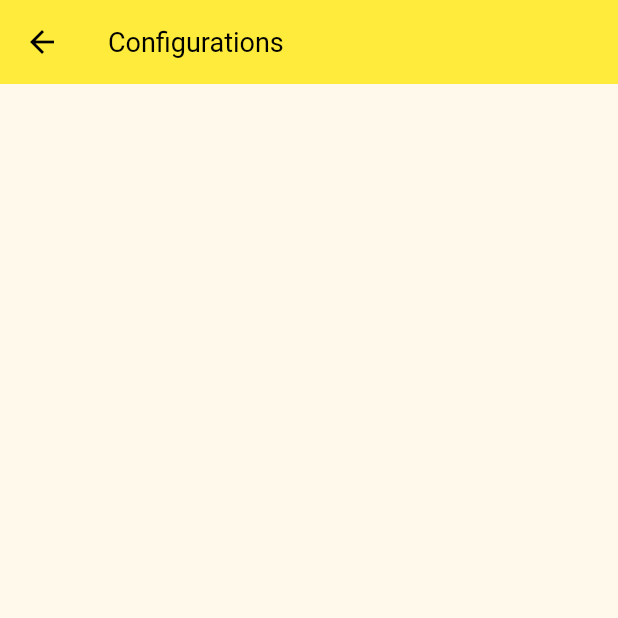
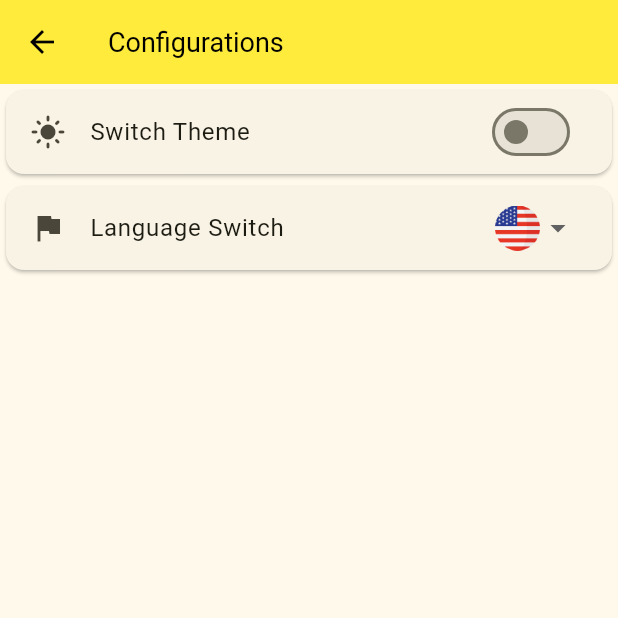
Before and after one commit to mugiwarajeff/finance_gestor, a Flutter app: the ConfigurationsView screen opened by its route, on a phone screen of 412 x 824 dp, the top half of it. Run offline on Flutter 3.47's test engine with Material 2 defaults, Android fonts, the phone set to English and light mode, and no system bars; our stand-ins replace equatable, firebase_core, firebase_crashlytics, flutter_bloc, sqflite; accounts and stored records are empty.

Commit message:
adding theme and configurations switch

```diff
--- /dev/null
+++ b/lib/app/features/configurations/bloc/configurations_cubit.dart
@@ -0,0 +1,35 @@
+import 'package:finance_gestor/app/features/configurations/bloc/configurations_states.dart';
+import 'package:finance_gestor/app/features/configurations/models/available_locale.dart';
+import 'package:flutter/material.dart';
+import 'package:flutter_bloc/flutter_bloc.dart';
+
+class ConfigurationsCubit extends Cubit {
+  bool darkTheme = false;
+
+  List<AvailableLocale> availableLocales = [
+    AvailableLocale(
+        path: "lib/assets/images/flag_usa.png",
+        locale: const Locale("en", "US")),
+    AvailableLocale(
+      path: "lib/assets/images/flag_br.png",
+      locale: const Locale("pt", "BR"),
+    )
+  ];
+
+  late Locale locale;
+
+  ConfigurationsCubit() : super(InitialConfigurationsState()) {
+    locale = availableLocales.first.locale;
+    emit(LoadedConfigurationsState(darkTheme: false, locale: locale));
+  }
+
+  void setDarkTheme(bool newValue) {
+    darkTheme = newValue;
+    emit(LoadedConfigurationsState(darkTheme: darkTheme, locale: locale));
+  }
+
+  void setLocale(Locale newLocale) {
+    locale = newLocale;
+    emit(LoadedConfigurationsState(darkTheme: darkTheme, locale: locale));
+  }
+}
--- /dev/null
+++ b/lib/app/features/configurations/bloc/configurations_states.dart
@@ -0,0 +1,12 @@
+import 'package:flutter/material.dart';
+
+abstract class ConfigurationsState {}
+
+class InitialConfigurationsState extends ConfigurationsState {}
+
+class LoadedConfigurationsState extends ConfigurationsState {
+  final bool darkTheme;
+  final Locale locale;
+
+  LoadedConfigurationsState({required this.darkTheme, required this.locale});
+}
--- a/lib/app/features/configurations/configurations_view.dart
+++ b/lib/app/features/configurations/configurations_view.dart
@@ -1,12 +1,68 @@
+import 'package:finance_gestor/app/features/configurations/bloc/configurations_states.dart';
 import 'package:flutter/material.dart';
+import 'package:flutter_bloc/flutter_bloc.dart';
+import 'package:finance_gestor/app/features/configurations/bloc/configurations_cubit.dart';
 
 class ConfigurationsView extends StatelessWidget {
   const ConfigurationsView({super.key});
 
+  final IconData lightModeIcon = Icons.light_mode;
+  final IconData darkModeIcon = Icons.dark_mode;
+  final IconData flagIcon = Icons.flag;
+  final double flagSize = 30;
   @override
   Widget build(BuildContext context) {
+    final configurationsCubit = BlocProvider.of<ConfigurationsCubit>(context);
+
+    final String appBarTitle = "Configurations";
+    final String themeSwitchText = "Switch Theme";
+    final String languageSwitchText = "Language Switch";
+
     return Scaffold(
-      appBar: AppBar(title: const Text("Configurations")),
+      appBar: AppBar(title: Text(appBarTitle)),
+      body: ListView(children: [
+        BlocBuilder(
+          bloc: configurationsCubit,
+          builder: (context, state) => Card(
+              child: ListTile(
+            title: Text(themeSwitchText),
+            leading: state is LoadedConfigurationsState
+                ? (Icon(configurationsCubit.darkTheme
+                    ? darkModeIcon
+                    : lightModeIcon))
+                : null,
+            trailing: Switch(
+              value: configurationsCubit.darkTheme,
+              onChanged: (value) => configurationsCubit.setDarkTheme(value),
+            ),
+          )),
+        ),
+        BlocBuilder(
+          bloc: configurationsCubit,
+          builder: (context, state) => Card(
+              child: ListTile(
+            title: Text(languageSwitchText),
+            leading: Icon(flagIcon),
+            trailing: DropdownButtonHideUnderline(
+              child: DropdownButton<Locale>(
+                value: state is LoadedConfigurationsState
+                    ? configurationsCubit.locale
+                    : null,
+                items: configurationsCubit.availableLocales
+                    .map((locale) => DropdownMenuItem(
+                          value: locale.locale,
+                          child: Image.asset(
+                            locale.path,
+                            height: flagSize,
+                          ),
+                        ))
+                    .toList(),
+                onChanged: (value) => configurationsCubit.setLocale(value!),
+              ),
+            ),
+          )),
+        ),
+      ]),
     );
   }
 }
--- /dev/null
+++ b/lib/app/features/configurations/models/available_locale.dart
@@ -0,0 +1,8 @@
+import 'package:flutter/material.dart';
+
+class AvailableLocale {
+  final String path;
+  final Locale locale;
+
+  AvailableLocale({required this.path, required this.locale});
+}
--- a/lib/app/features/drawer/drawer_view.dart
+++ b/lib/app/features/drawer/drawer_view.dart
@@ -16,8 +16,9 @@ class DrawerView extends StatelessWidget {
       children: const [
         DrawerHeader(
             child: CircleAvatar(
-          maxRadius: 20,
-          minRadius: 20,
+          maxRadius: 10,
+          minRadius: 10,
+          child: Icon(Icons.person, size: 64),
         )),
         NavigationDrawerDestination(
           icon: Icon(Icons.settings),
--- a/lib/main.dart
+++ b/lib/main.dart
@@ -1,10 +1,9 @@
 import 'package:finance_gestor/app/features/bills/cubits/bills_list/bills_list_bloc.dart';
 import 'package:finance_gestor/app/main_tasks.dart';
-
 import 'package:flutter/material.dart';
 import 'package:flutter_bloc/flutter_bloc.dart';
-
 import 'app/app.dart';
+import 'app/features/configurations/bloc/configurations_cubit.dart';
 import 'database/daos/bills_dao.dart';
 import 'database/database_helper.dart';
 
@@ -21,6 +20,7 @@ void main() async {
         create: (context) => BillsListCubit(
             billsDAO: BillsDAO(database: DatabaseHelper.database)),
       ),
+      BlocProvider(create: (context) => ConfigurationsCubit())
     ],
     child: MyApp(),
   ));
--- a/pubspec.yaml
+++ b/pubspec.yaml
@@ -70,6 +70,8 @@ flutter:
   # To add assets to your application, add an assets section, like this:
   assets:
     - lib/assets/images/box.png
+    - lib/assets/images/flag_br.png
+    - lib/assets/images/flag_usa.png
   #   - images/a_dot_ham.jpeg
 
   # An image asset can refer to one or more resolution-specific "variants", see
```
Also changed, not shown: lib/app/app.dart (+17 -3 lines), lib/app/features/bills/bills_edit.dart (added, +10 -0 lines), lib/app/features/bills/widgets/bill_card.dart (+6 -3 lines), lib/assets/images/flag_br.png (added), lib/assets/images/flag_usa.png (added).
